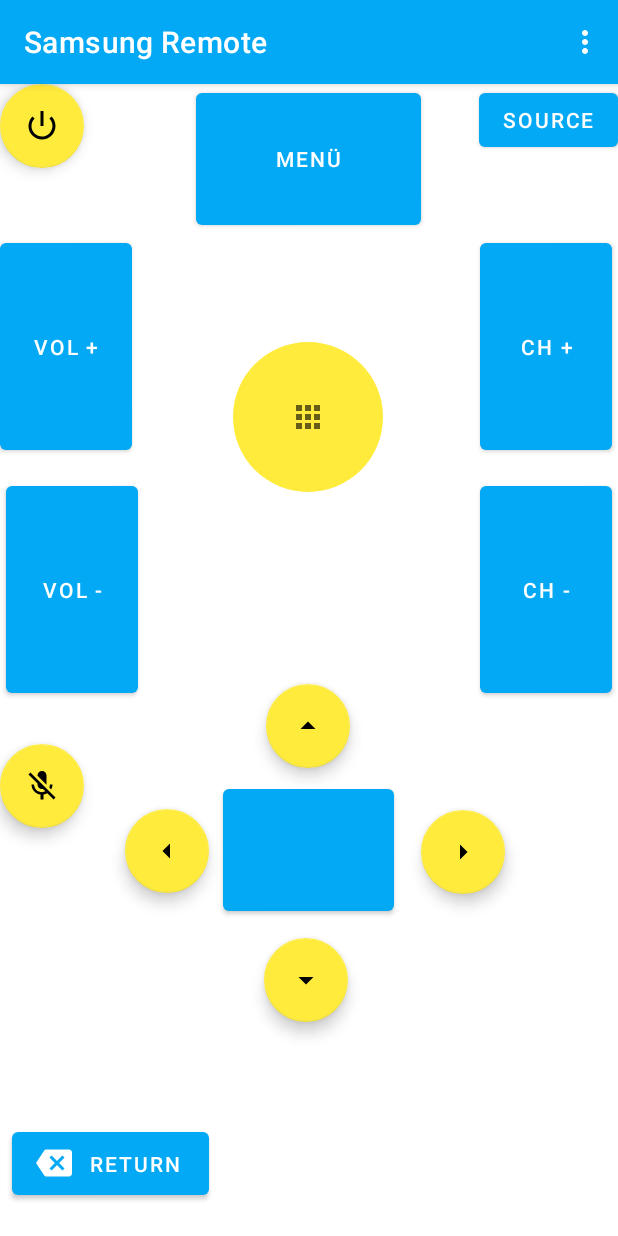
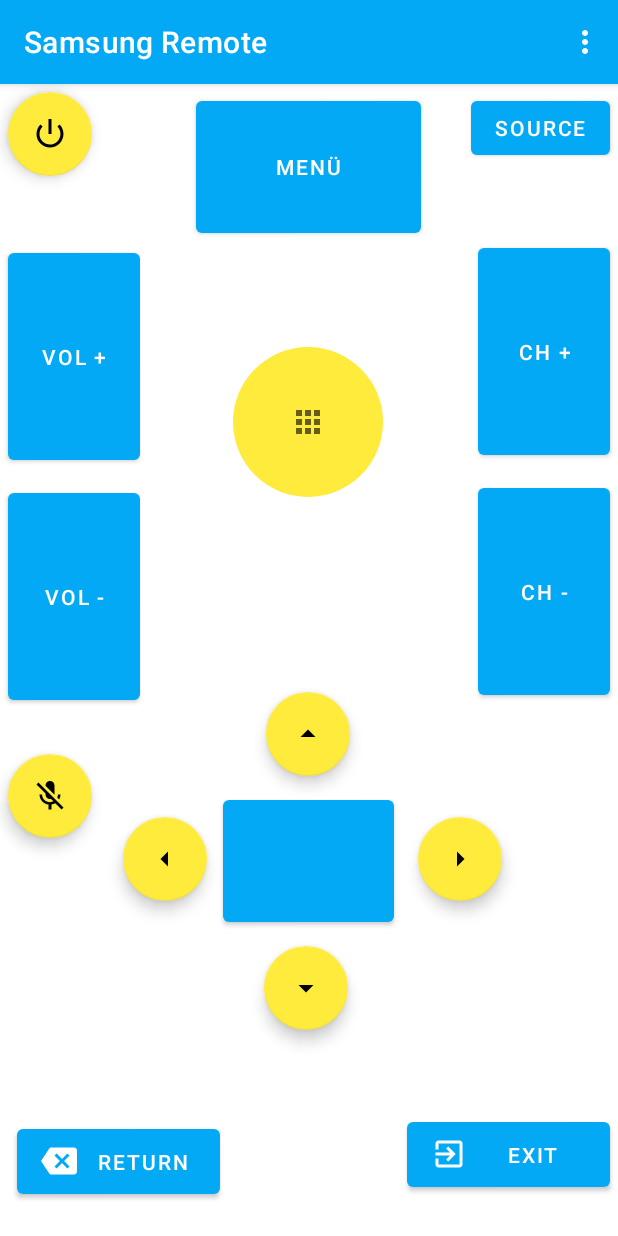
Before and after one commit to iD024/SamsungRemote, an Android app: the screen it shows after launch (MainActivity), on a phone screen of 412 x 824 dp. Run offline under Robolectric (Android 15) with nearby library versions, the phone set to English and light mode, and no system bars; our stand-ins replace navigation-ui; 1 statement that could not run was skipped.

Commit message:
Add button haptic feedback

```diff
--- a/app/src/main/AndroidManifest.xml
+++ b/app/src/main/AndroidManifest.xml
@@ -3,6 +3,7 @@
     package="com.example.samsungremote">
 
     <uses-permission android:name="android.permission.TRANSMIT_IR" />
+    <uses-permission android:name="android.permission.VIBRATE" />
 
     <application
         android:allowBackup="true"
--- a/app/src/main/java/com/example/samsungremote/FirstFragment.kt
+++ b/app/src/main/java/com/example/samsungremote/FirstFragment.kt
@@ -2,16 +2,20 @@ package com.example.samsungremote
 
 import android.hardware.ConsumerIrManager
 import android.os.Bundle
+import android.os.VibrationEffect
+import android.os.Vibrator
 import android.util.Log
 import android.view.LayoutInflater
 import android.view.View
 import android.view.ViewGroup
 import androidx.core.content.ContextCompat.getSystemService
 import androidx.fragment.app.Fragment
+import com.example.samsungremote.SamsungFrequencies.Companion.back
 import com.example.samsungremote.SamsungFrequencies.Companion.chDown
 import com.example.samsungremote.SamsungFrequencies.Companion.chUp
 import com.example.samsungremote.SamsungFrequencies.Companion.down
 import com.example.samsungremote.SamsungFrequencies.Companion.enter
+import com.example.samsungremote.SamsungFrequencies.Companion.exit
 import com.example.samsungremote.SamsungFrequencies.Companion.hex2dec
 import com.example.samsungremote.SamsungFrequencies.Companion.left
 import com.example.samsungremote.SamsungFrequencies.Companion.menu
@@ -22,9 +26,7 @@ import com.example.samsungremote.SamsungFrequencies.Companion.smartHub
 import com.example.samsungremote.SamsungFrequencies.Companion.up
 import com.example.samsungremote.SamsungFrequencies.Companion.volumeDown
 import com.example.samsungremote.SamsungFrequencies.Companion.volumeUp
-import com.example.samsungremote.SamsungFrequencies.Companion.exit
 import com.example.samsungremote.databinding.FragmentFirstBinding
-import java.lang.Exception
 
 
 /**
@@ -32,7 +34,8 @@ import java.lang.Exception
  */
 class FirstFragment : Fragment() {
     private var _binding: FragmentFirstBinding? = null
-    var mCIR: ConsumerIrManager? = null
+    private var mCIR: ConsumerIrManager? = null
+    private var vibrate: Vibrator? = null
 
 
     // This property is only valid between onCreateView and
@@ -49,6 +52,8 @@ class FirstFragment : Fragment() {
 
     override fun onViewCreated(view: View, savedInstanceState: Bundle?) {
         super.onViewCreated(view, savedInstanceState)
+
+        vibrate = getSystemService(view.context, Vibrator::class.java) as Vibrator
         mCIR = getSystemService(view.context, ConsumerIrManager::class.java) as ConsumerIrManager
         if (mCIR == null || !mCIR!!.hasIrEmitter()) {
             Log.e("mCIR Detection", "No IR Emitter found");
@@ -57,7 +62,8 @@ class FirstFragment : Fragment() {
 
         binding.ButtonPower.setOnClickListener { transmit(hex2dec(power)) }
         binding.ButtonMenu.setOnClickListener { transmit(hex2dec(menu)) }
-        binding.ButtonReturn.setOnClickListener { transmit(hex2dec(exit)) }
+        binding.ButtonReturn.setOnClickListener { transmit(hex2dec(back)) }
+        binding.buttonExit.setOnClickListener { transmit(hex2dec(exit)) }
 
         binding.buttonVolUp.setOnClickListener { transmit(hex2dec(volumeUp)) }
         binding.buttonVolDown.setOnClickListener { transmit(hex2dec(volumeDown)) }
@@ -76,6 +82,7 @@ class FirstFragment : Fragment() {
     }
 
     private fun transmit(irData: MutableList<Int>) {
+        vibrate!!.vibrate(VibrationEffect.createPredefined(VibrationEffect.EFFECT_HEAVY_CLICK))
         try {
             val frequency = irData.removeAt(0)
             mCIR!!.transmit(frequency, irData.toIntArray())
--- a/app/src/main/java/com/example/samsungremote/SamsungFrequencies.kt
+++ b/app/src/main/java/com/example/samsungremote/SamsungFrequencies.kt
@@ -82,6 +82,8 @@ open class SamsungFrequencies {
             "0000 006c 0022 0003 00ab 00aa 0015 003f 0015 003f 0015 003f 0015 0015 0015 0015 0015 0015 0015 0015 0015 0015 0015 003f 0015 003f 0015 003f 0015 0015 0015 0015 0015 0015 0015 0015 0015 0015 0015 0040 0015 0015 0015 0015 0015 0015 0015 0015 0015 0015 0015 0015 0015 0015 0015 0015 0015 003f 0015 003f 0015 003f 0015 003f 0015 0040 0015 003f 0015 003f 0015 0713 00ab 00aa 0015 0015 0015 0e91"
         const val exit =
             "0000 006D 0000 0022 00AC 00AB 0015 0041 0015 0041 0015 0041 0015 0016 0015 0016 0015 0016 0015 0016 0015 0016 0015 0041 0015 0041 0015 0041 0015 0016 0015 0016 0015 0016 0015 0016 0015 0016 0015 0041 0015 0016 0015 0041 0015 0041 0015 0016 0015 0041 0015 0016 0015 0016 0015 0016 0015 0041 0015 0016 0015 0016 0015 0041 0015 0016 0015 0041 0015 0041 0015 0689"
+        const val back =
+            "0000 006D 0000 0022 00AA 00AA 0014 003F 0014 003F 0014 003F 0014 0014 0014 0014 0014 0014 0014 0014 0014 0014 0014 003F 0014 003F 0014 003F 0014 0014 0014 0014 0014 0014 0014 0014 0014 0014 0014 0014 0014 0014 0014 0014 0014 003F 0014 003F 0014 0014 0014 003F 0014 0014 0014 003F 0014 003F 0014 003F 0014 0014 0014 0014 0014 003F 0014 0014 0014 003F 0014 070A"
         const val hundred =
             "0000 006d 0022 0003 00a9 00a8 0015 003f 0015 003f 0015 003f 0015 0015 0015 0015 0015 0015 0015 0015 0015 0015 0015 003f 0015 003f 0015 003f 0015 0015 0015 0015 0015 0015 0015 0015 0015 0015 0015 003f 0015 003f 0015 0015 0015 0015 0015 0015 0015 003f 0015 0015 0015 0015 0015 0015 0015 0015 0015 003f 0015 003f 0015 003f 0015 0015 0015 003f 0015 003f 0015 0701 00a9 00a8 0015 0015 0015 0e6e"
         const val prog =
--- /dev/null
+++ b/app/src/main/res/drawable/ic_baseline_exit_to_app_24.xml
@@ -0,0 +1,10 @@
+<vector xmlns:android="http://schemas.android.com/apk/res/android"
+    android:width="24dp"
+    android:height="24dp"
+    android:viewportWidth="24"
+    android:viewportHeight="24"
+    android:tint="?attr/colorControlNormal">
+  <path
+      android:fillColor="@android:color/white"
+      android:pathData="M10.09,15.59L11.5,17l5,-5 -5,-5 -1.41,1.41L12.67,11H3v2h9.67l-2.58,2.59zM19,3H5c-1.11,0 -2,0.9 -2,2v4h2V5h14v14H5v-4H3v4c0,1.1 0.89,2 2,2h14c1.1,0 2,-0.9 2,-2V5c0,-1.1 -0.9,-2 -2,-2z"/>
+</vector>
--- a/app/src/main/res/layout/fragment_first.xml
+++ b/app/src/main/res/layout/fragment_first.xml
@@ -10,7 +10,8 @@
         android:id="@+id/button_VolUp"
         android:layout_width="wrap_content"
         android:layout_height="150dp"
-        android:layout_marginTop="44dp"
+        android:layout_marginStart="5dp"
+        android:layout_marginTop="45dp"
         android:onClick="onVolumeUpClicked"
         android:text="@string/VolumeUp"
         android:visibility="visible"
@@ -22,8 +23,9 @@
         android:id="@+id/button_CHUp"
         android:layout_width="wrap_content"
         android:layout_height="150dp"
-        android:layout_marginTop="52dp"
-        android:layout_marginEnd="4dp"
+        android:layout_marginTop="50dp"
+        android:layout_marginEnd="5dp"
+        android:hapticFeedbackEnabled="true"
         android:onClick="onVolumeUpClicked"
         android:text="@string/ChannelUp"
         android:visibility="visible"
@@ -35,8 +37,8 @@
         android:id="@+id/button_VolDown"
         android:layout_width="wrap_content"
         android:layout_height="150dp"
-        android:layout_marginStart="4dp"
-        android:layout_marginTop="12dp"
+        android:layout_marginStart="5dp"
+        android:layout_marginTop="10dp"
         android:text="@string/VolumeDown"
         android:visibility="visible"
         app:layout_constraintStart_toStartOf="parent"
@@ -47,8 +49,9 @@
         android:id="@+id/button_CHDown"
         android:layout_width="wrap_content"
         android:layout_height="150dp"
-        android:layout_marginTop="12dp"
-        android:layout_marginEnd="4dp"
+        android:layout_marginTop="10dp"
+        android:layout_marginEnd="5dp"
+        android:hapticFeedbackEnabled="true"
         android:text="@string/ChannelDown"
         android:visibility="visible"
         app:layout_constraintEnd_toEndOf="parent"
@@ -59,6 +62,8 @@
         android:id="@+id/ButtonPower"
         android:layout_width="wrap_content"
         android:layout_height="242dp"
+        android:layout_marginStart="5dp"
+        android:layout_marginTop="5dp"
         android:clickable="true"
         android:src="@android:drawable/ic_lock_power_off"
         android:visibility="visible"
@@ -70,6 +75,7 @@
         android:id="@+id/ButtonMenu"
         android:layout_width="150dp"
         android:layout_height="100dp"
+        android:layout_marginTop="5dp"
         android:text="@string/menu"
         android:visibility="visible"
         app:layout_constraintEnd_toEndOf="parent"
@@ -80,9 +86,11 @@
 
     <Button
         android:id="@+id/ButtonReturn"
-        android:layout_width="131dp"
-        android:layout_height="54dp"
+        android:layout_width="135dp"
+        android:layout_height="55dp"
+        android:layout_marginStart="5dp"
         android:layout_marginTop="120dp"
+        android:layout_marginBottom="5dp"
         android:text="@string/returnText"
         android:visibility="visible"
         app:icon="@drawable/ic_baseline_backspace_24"
@@ -94,11 +102,27 @@
         app:layout_constraintVertical_bias="0.611"
         tools:visibility="visible" />
 
+    <Button
+        android:id="@+id/buttonExit"
+        android:layout_width="135dp"
+        android:layout_height="55dp"
+        android:layout_marginTop="120dp"
+        android:layout_marginEnd="5dp"
+        android:layout_marginBottom="5dp"
+        android:text="@string/exitText"
+        android:visibility="visible"
+        app:icon="@drawable/ic_baseline_exit_to_app_24"
+        app:layout_constraintBottom_toBottomOf="parent"
+        app:layout_constraintEnd_toEndOf="parent"
+        app:layout_constraintTop_toBottomOf="@+id/ButtonRight"
+        tools:visibility="visible" />
+
     <com.google.android.material.floatingactionbutton.FloatingActionButton
         android:id="@+id/ButtonMute"
         android:layout_width="wrap_content"
         android:layout_height="182dp"
-        android:layout_marginTop="28dp"
+        android:layout_marginStart="5dp"
+        android:layout_marginTop="30dp"
         android:clickable="true"
         android:src="@android:drawable/stat_notify_call_mute"
         android:visibility="visible"
@@ -110,7 +134,7 @@
         android:id="@+id/ButtonEnter"
         android:layout_width="114dp"
         android:layout_height="93dp"
-        android:layout_marginTop="8dp"
+        android:layout_marginTop="10dp"
         android:visibility="visible"
         app:iconSize="50dp"
         app:layout_constraintEnd_toEndOf="parent"
@@ -123,7 +147,7 @@
         android:id="@+id/ButtonUp"
         android:layout_width="wrap_content"
         android:layout_height="364dp"
-        android:layout_marginTop="128dp"
+        android:layout_marginTop="130dp"
         android:clickable="true"
         android:src="@drawable/ic_baseline_arrow_drop_up_24"
         android:visibility="visible"
@@ -137,8 +161,8 @@
         android:id="@+id/ButtonRight"
         android:layout_width="wrap_content"
         android:layout_height="181dp"
-        android:layout_marginStart="12dp"
-        android:layout_marginTop="28dp"
+        android:layout_marginStart="10dp"
+        android:layout_marginTop="27dp"
         android:clickable="true"
         android:src="@drawable/ic_baseline_arrow_right_24"
         android:visibility="visible"
@@ -152,7 +176,7 @@
         android:id="@+id/ButtonDown"
         android:layout_width="wrap_content"
         android:layout_height="364dp"
-        android:layout_marginTop="12dp"
+        android:layout_marginTop="10dp"
         android:clickable="true"
         android:src="@drawable/ic_baseline_arrow_drop_down_24"
         android:visibility="visible"
@@ -167,7 +191,7 @@
         android:layout_width="wrap_content"
         android:layout_height="182dp"
         android:layout_marginTop="27dp"
-        android:layout_marginEnd="8dp"
+        android:layout_marginEnd="10dp"
         android:clickable="true"
         android:src="@drawable/ic_baseline_arrow_left_24"
         android:visibility="visible"
@@ -181,7 +205,7 @@
         android:id="@+id/SmartHubButton"
         android:layout_width="100dp"
         android:layout_height="100dp"
-        android:layout_marginTop="72dp"
+        android:layout_marginTop="70dp"
         android:background="@drawable/button_rounded_corner"
         android:src="@drawable/ic_baseline_apps_24"
         app:layout_constraintEnd_toEndOf="parent"
@@ -193,6 +217,8 @@
         android:id="@+id/SourceButton"
         android:layout_width="wrap_content"
         android:layout_height="wrap_content"
+        android:layout_marginTop="5dp"
+        android:layout_marginEnd="5dp"
         android:text="@string/Source"
         app:layout_constraintEnd_toEndOf="parent"
         app:layout_constraintHorizontal_bias="1.0"
--- a/app/src/main/res/values/strings.xml
+++ b/app/src/main/res/values/strings.xml
@@ -12,6 +12,7 @@
     <string name="menu">Menü</string>
     <string name="Source">Source</string>
     <string name="returnText">Return</string>
+    <string name="exitText">Exit</string>
     <string name="previous">Previous</string>
     <string name="hello_first_fragment">Hello first fragment</string>
     <string name="hello_second_fragment">Hello second fragment. Arg: %1$s</string>
```
